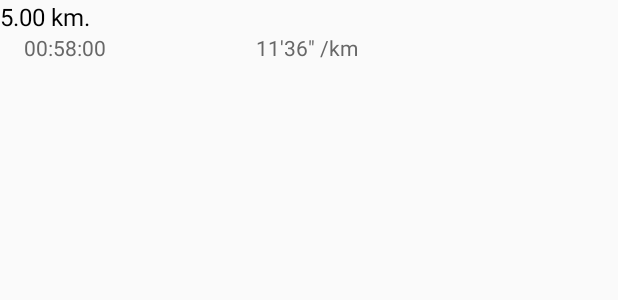
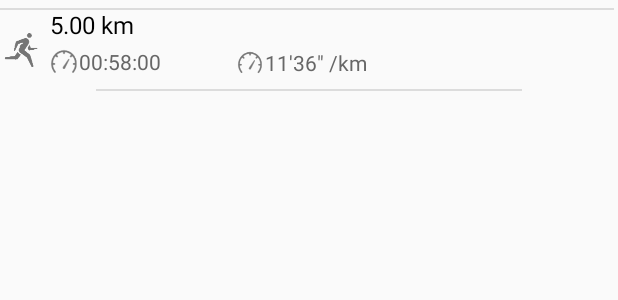
Before and after one commit to MaxSpirihin/MyTracksDB, an Android app: the layout tracks_list_item.xml on its own in the app's theme, with its tools: preview values and no code run, on a phone screen of 412 x 824 dp. Shown: the top 300 px of the screen. Run offline under Robolectric (Android 15) with nearby library versions, the phone set to English and light mode, and no system bars.

Commit message:
added skiing exercise type, little update of tracks list view

```diff
--- a/Android/app/build.gradle
+++ b/Android/app/build.gradle
@@ -43,6 +43,7 @@ dependencies {
     implementation fileTree(dir: "libs", include: ["*.jar"])
     implementation 'androidx.appcompat:appcompat:1.1.0'
     implementation 'androidx.constraintlayout:constraintlayout:1.1.3'
+    implementation 'androidx.recyclerview:recyclerview:1.1.0'
 
     testImplementation 'junit:junit:4.12'
     androidTestImplementation 'androidx.test.ext:junit:1.1.1'
--- a/Android/app/src/main/java/com/max/spirihin/mytracksdb/activities/MainActivity.kt
+++ b/Android/app/src/main/java/com/max/spirihin/mytracksdb/activities/MainActivity.kt
@@ -76,6 +76,12 @@ class MainActivity : AppCompatActivity() {
             startActivity(intent)
         }
 
+        addButton("SKIING") {
+            val intent = Intent(this, RecordTrackActivity::class.java)
+            intent.putExtra(RecordTrackActivity.EXERCISE_TYPE_INTENT_STRING, ExerciseType.SKIING.toString())
+            startActivity(intent)
+        }
+
         addButton("TEST RECORD") {
             val intent = Intent(this, RecordTrackActivity::class.java)
             intent.putExtra(RecordTrackActivity.EXERCISE_TYPE_INTENT_STRING, ExerciseType.EASY_RUN.toString())
--- a/Android/app/src/main/java/com/max/spirihin/mytracksdb/activities/TestActivity.kt
+++ b/Android/app/src/main/java/com/max/spirihin/mytracksdb/activities/TestActivity.kt
@@ -139,7 +139,8 @@ class CustomAdapter(private val objects: List<Any>, private val onItemClicked :
         when (viewHolder.getItemViewType()) {
             0 -> {
                 val viewHolderItem = viewHolder as ViewHolderItem
-                viewHolderItem.textView.text = (objects[position] as TestActivity.TrackItem).track.distance.toString()
+                val distanceInKM = (objects[position] as TestActivity.TrackItem).track.distance / 1000.0
+                viewHolderItem.textView.text = "%.2f".format(distanceInKM) + " km"
             }
             1 -> {
                 val viewHolderMonth = viewHolder as ViewHolderMonth
--- a/Android/app/src/main/java/com/max/spirihin/mytracksdb/core/ExerciseType.kt
+++ b/Android/app/src/main/java/com/max/spirihin/mytracksdb/core/ExerciseType.kt
@@ -6,5 +6,6 @@ enum class ExerciseType {
     CONTROL_RUN,
     WALKING,
     BICYCLE,
-    SKATES
+    SKATES,
+    SKIING
 }
--- a/Android/app/src/main/res/layout/tracks_list_item.xml
+++ b/Android/app/src/main/res/layout/tracks_list_item.xml
@@ -2,38 +2,89 @@
     xmlns:app="http://schemas.android.com/apk/res-auto"
     xmlns:tools="http://schemas.android.com/tools"
     android:layout_width="match_parent"
-    android:layout_height="100dp"
+    android:layout_height="wrap_content"
+    android:layout_marginVertical="5sp"
     android:gravity="center_vertical">
 
     <TextView
         android:id="@+id/tvDistance"
         android:layout_width="wrap_content"
         android:layout_height="wrap_content"
-        android:text="5.00 km."
+        android:layout_marginStart="4dp"
+        android:text="5.00 km"
         android:textColor="#000000"
         android:textSize="16sp"
-        app:layout_constraintStart_toStartOf="parent"
+        app:layout_constraintStart_toEndOf="@+id/imageView"
         app:layout_constraintTop_toTopOf="parent" />
 
     <TextView
         android:id="@+id/tvDuration"
         android:layout_width="wrap_content"
         android:layout_height="wrap_content"
-        android:layout_marginStart="16dp"
         android:text="00:58:00"
         android:textColor="#676767"
         android:textSize="14sp"
-        app:layout_constraintStart_toStartOf="parent"
-        app:layout_constraintTop_toBottomOf="@+id/tvDistance" />
+        app:layout_constraintBottom_toBottomOf="@+id/imageView2"
+        app:layout_constraintStart_toEndOf="@+id/imageView2"
+        app:layout_constraintTop_toTopOf="@+id/imageView2"
+        app:layout_constraintVertical_bias="0.4" />
 
     <TextView
         android:id="@+id/tvPace"
         android:layout_width="wrap_content"
         android:layout_height="wrap_content"
-        android:layout_marginStart="100dp"
         android:text="11'36&quot; /km"
         android:textColor="#676767"
         android:textSize="14sp"
-        app:layout_constraintStart_toEndOf="@+id/tvDuration"
-        app:layout_constraintTop_toBottomOf="@+id/tvDistance" />
+        app:layout_constraintBottom_toBottomOf="@+id/imageView3"
+        app:layout_constraintStart_toEndOf="@+id/imageView3"
+        app:layout_constraintTop_toTopOf="@+id/imageView3" />
+
+    <ImageView
+        android:id="@+id/imageView"
+        android:layout_width="29dp"
+        android:layout_height="30dp"
+        app:layout_constraintBottom_toBottomOf="parent"
+        app:layout_constraintStart_toStartOf="parent"
+        app:layout_constraintTop_toTopOf="parent"
+        app:srcCompat="@drawable/icon_running" />
+
+    <ImageView
+        android:id="@+id/imageView2"
+        android:layout_width="19dp"
+        android:layout_height="19dp"
+        android:layout_marginTop="4dp"
+        app:layout_constraintStart_toStartOf="@+id/tvDistance"
+        app:layout_constraintTop_toBottomOf="@+id/tvDistance"
+        app:srcCompat="@drawable/icon_time" />
+
+    <ImageView
+        android:id="@+id/imageView3"
+        android:layout_width="19dp"
+        android:layout_height="18dp"
+        android:layout_marginStart="124dp"
+        app:layout_constraintBottom_toBottomOf="@+id/imageView2"
+        app:layout_constraintStart_toStartOf="@+id/imageView2"
+        app:layout_constraintTop_toTopOf="@+id/imageView2"
+        app:layout_constraintVertical_bias="1.0"
+        app:srcCompat="@drawable/icon_time" />
+
+    <ImageView
+        android:id="@+id/imageView4"
+        android:layout_width="284dp"
+        android:layout_height="1dp"
+        android:layout_marginTop="8dp"
+        android:scaleType="fitXY"
+        app:layout_constraintEnd_toEndOf="parent"
+        app:layout_constraintStart_toStartOf="parent"
+        app:layout_constraintTop_toBottomOf="@+id/tvPace"
+        app:srcCompat="?attr/dividerHorizontal" />
+
+    <View
+        android:id="@+id/divider"
+        android:layout_width="409dp"
+        android:layout_height="1dp"
+        android:background="?android:attr/listDivider"
+        tools:layout_editor_absoluteX="1dp"
+        tools:layout_editor_absoluteY="48dp" />
 </androidx.constraintlayout.widget.ConstraintLayout>
```
Also changed, not shown: Android/app/src/main/res/drawable/icon_running.png (added), Android/app/src/main/res/drawable/icon_time.png (added).
